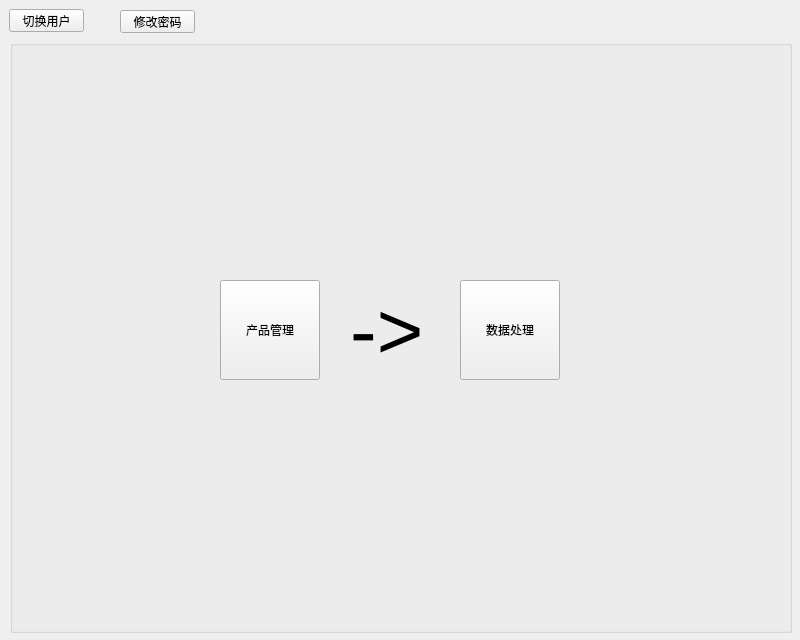
CcooLcyy/checker, file src/ui/mainWindow.ui: the form before one commit.
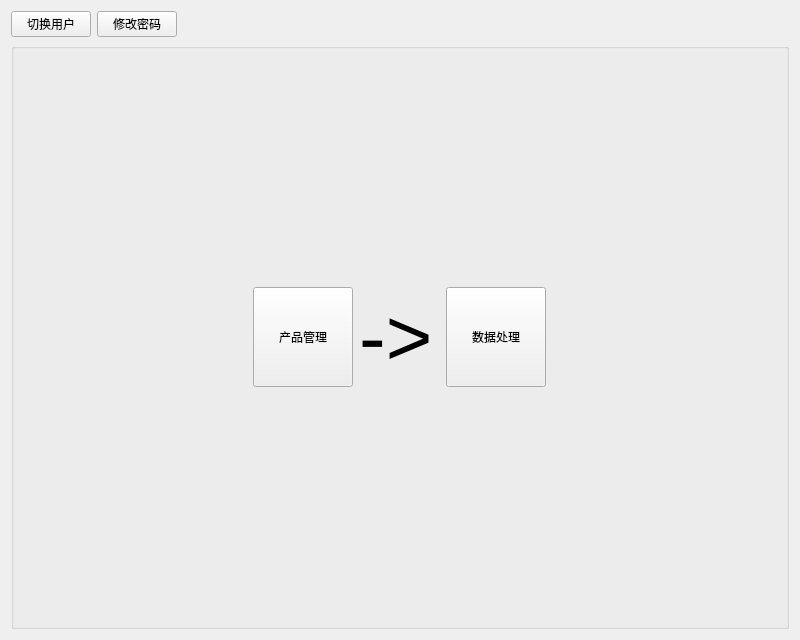
The form after the commit.

Patch:
```diff
--- a/src/ui/mainWindow.ui
+++ b/src/ui/mainWindow.ui
@@ -13,52 +13,78 @@
   <property name="windowTitle">
    <string>主界面</string>
   </property>
+  <layout class="QGridLayout" name="gridLayout_2" rowstretch="1,100">
+   <item row="0" column="0">
+    <layout class="QHBoxLayout" name="horizontalLayout_2">
+     <item>
+      <widget class="QPushButton" name="changeUserButton">
+       <property name="text">
+        <string>切换用户</string>
+       </property>
+      </widget>
+     </item>
+     <item>
+      <widget class="QPushButton" name="changeUserPasswordButton">
+       <property name="text">
+        <string>修改密码</string>
+       </property>
+      </widget>
+     </item>
+     <item>
+      <spacer name="horizontalSpacer">
+       <property name="orientation">
+        <enum>Qt::Horizontal</enum>
+       </property>
+       <property name="sizeHint" stdset="0">
+        <size>
+         <width>40</width>
+         <height>20</height>
+        </size>
+       </property>
+      </spacer>
+     </item>
+    </layout>
+   </item>
+   <item row="1" column="0">
   <widget class="QGroupBox" name="groupBox">
-   <property name="geometry">
-    <rect>
-     <x>10</x>
-     <y>40</y>
-     <width>782</width>
-     <height>593</height>
-    </rect>
-   </property>
    <property name="title">
     <string/>
    </property>
-   <widget class="QPushButton" name="toDataWindowButton">
-    <property name="geometry">
-     <rect>
-      <x>450</x>
-      <y>240</y>
-      <width>100</width>
-      <height>100</height>
-     </rect>
-    </property>
-    <property name="text">
-     <string>数据处理</string>
-    </property>
-   </widget>
+     <layout class="QGridLayout" name="gridLayout">
+      <item row="0" column="0">
+       <layout class="QHBoxLayout" name="horizontalLayout">
+        <item>
    <widget class="QPushButton" name="toProductManageWindowButton">
-    <property name="geometry">
-     <rect>
-      <x>210</x>
-      <y>240</y>
+          <property name="minimumSize">
+           <size>
       <width>100</width>
       <height>100</height>
-     </rect>
+           </size>
+          </property>
+          <property name="maximumSize">
+           <size>
+            <width>100</width>
+            <height>100</height>
+           </size>
     </property>
     <property name="text">
      <string>产品管理</string>
     </property>
    </widget>
+        </item>
+        <item>
    <widget class="QLabel" name="label">
-    <property name="geometry">
-     <rect>
-      <x>340</x>
-      <y>250</y>
+          <property name="minimumSize">
+           <size>
       <width>81</width>
       <height>81</height>
-     </rect>
+           </size>
+          </property>
+          <property name="maximumSize">
+           <size>
+            <width>81</width>
+            <height>100</height>
+           </size>
     </property>
     <property name="font">
      <font>
@@ -69,33 +95,32 @@
      <string>-&gt;</string>
     </property>
    </widget>
-  </widget>
-  <widget class="QPushButton" name="changeUserButton">
-   <property name="geometry">
-    <rect>
-     <x>9</x>
-     <y>9</y>
-     <width>75</width>
-     <height>23</height>
-    </rect>
-   </property>
-   <property name="text">
-    <string>切换用户</string>
-   </property>
-  </widget>
-  <widget class="QPushButton" name="changeUserPasswordButton">
-   <property name="geometry">
-    <rect>
-     <x>120</x>
-     <y>10</y>
-     <width>75</width>
-     <height>23</height>
-    </rect>
-   </property>
+        </item>
+        <item>
+         <widget class="QPushButton" name="toDataWindowButton">
+          <property name="minimumSize">
+           <size>
+            <width>100</width>
+            <height>100</height>
+           </size>
+          </property>
+          <property name="maximumSize">
+           <size>
+            <width>100</width>
+            <height>100</height>
+           </size>
+          </property>
    <property name="text">
-    <string>修改密码</string>
-   </property>
-  </widget>
+           <string>数据处理</string>
+          </property>
+         </widget>
+        </item>
+       </layout>
+      </item>
+     </layout>
+    </widget>
+   </item>
+  </layout>
  </widget>
  <resources/>
  <connections/>
```
Lines whose indentation alone changed are shown as unchanged.
